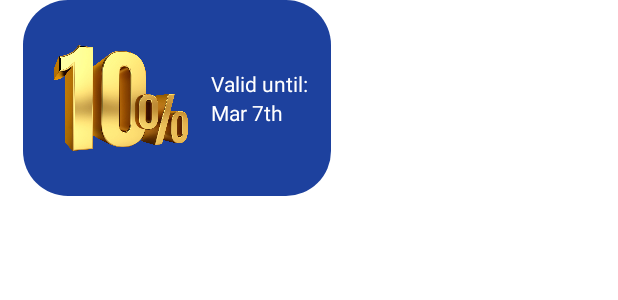
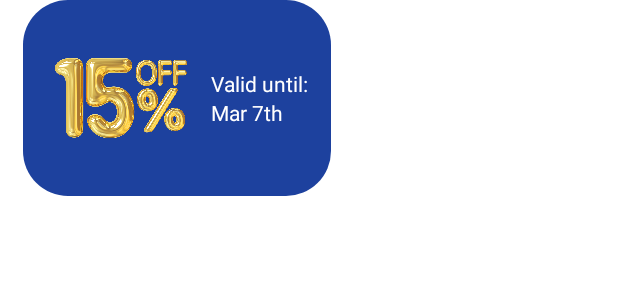
Before and after one commit to fernandorego/feup-cpm-supermarket, an Android app: the layout recyclerview_coupon.xml on its own in the app's theme, with its tools: preview values and no code run, on a phone screen of 412 x 824 dp. Shown: the top 300 px of the screen. Run offline under Robolectric (Android 15) with nearby library versions, the phone set to English and light mode, and no system bars.

Commit message:
Replace discount icon

```diff
--- a/client-app/app/src/main/res/layout/recyclerview_coupon.xml
+++ b/client-app/app/src/main/res/layout/recyclerview_coupon.xml
@@ -16,7 +16,7 @@
             android:id="@+id/iv_coupon"
             android:layout_width="100dp"
             android:layout_height="100dp"
-            android:src="@drawable/ten_percent_discount"/>
+            android:src="@drawable/fifteen_percent_discount"/>
 
         <LinearLayout
             android:layout_width="0dp"
```
Also changed, not shown: client-app/app/src/main/res/drawable/fifteen_percent_discount.webp (added), client-app/app/src/main/res/drawable/ten_percent_discount.webp (deleted), 1 other file.
